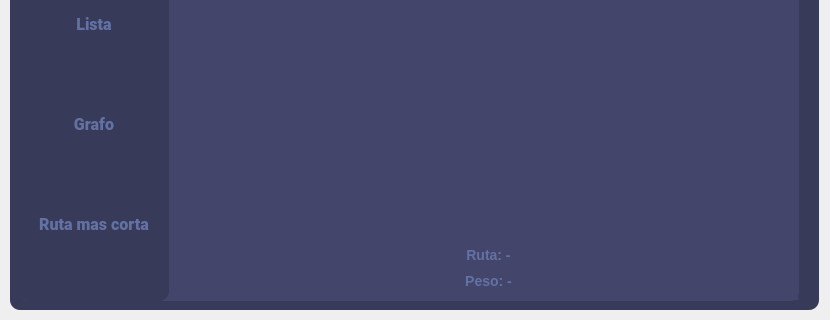
Above: Views/Qt/MainWindowView.ui from NastMz/Grafos before the change; both pictures show x 0 to 830 and y 250 to 570 of the 830 by 570 pixel window. Below: the same form after it.
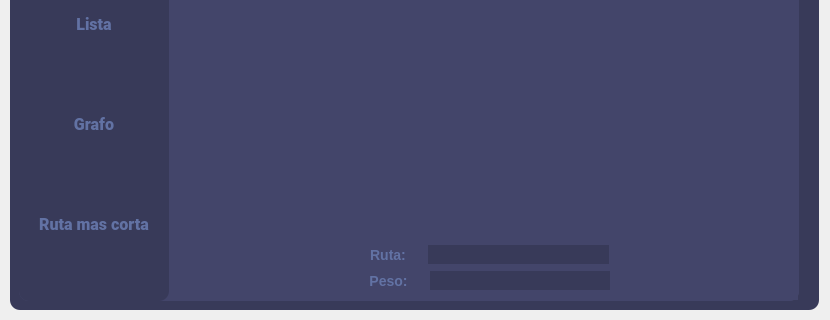
That is the form after the change. The open tabs and pages were chosen to show the change.

Patch:
```diff
--- a/Views/Qt/MainWindowView.ui
+++ b/Views/Qt/MainWindowView.ui
@@ -1006,35 +1006,8 @@
                     </item>
                     <item>
                      <widget class="QFrame" name="route_container">
-                      <property name="frameShape">
-                       <enum>QFrame::StyledPanel</enum>
-                      </property>
-                      <property name="frameShadow">
-                       <enum>QFrame::Raised</enum>
-                      </property>
-                      <layout class="QVBoxLayout" name="verticalLayout_12" stretch="0,10,0">
-                       <property name="spacing">
-                        <number>0</number>
-                       </property>
-                       <property name="topMargin">
-                        <number>0</number>
-                       </property>
-                       <property name="rightMargin">
-                        <number>0</number>
-                       </property>
-                       <property name="bottomMargin">
-                        <number>0</number>
-                       </property>
-                       <item>
-                        <widget class="QFrame" name="form_container_frame">
-                         <property name="sizePolicy">
-                          <sizepolicy hsizetype="Preferred" vsizetype="Preferred">
-                           <horstretch>0</horstretch>
-                           <verstretch>0</verstretch>
-                          </sizepolicy>
-                         </property>
-                         <property name="styleSheet">
-                          <string notr="true">QLineEdit{
+                      <property name="styleSheet">
+                       <string notr="true">QLineEdit{
 	border:0;
 	font-size: 14px;
 	background-color: rgb(56, 58, 89);
@@ -1072,6 +1045,36 @@
 	border-radius: 15px;
 	font-weight: Bold
 }</string>
+                      </property>
+                      <property name="frameShape">
+                       <enum>QFrame::StyledPanel</enum>
+                      </property>
+                      <property name="frameShadow">
+                       <enum>QFrame::Raised</enum>
+                      </property>
+                      <layout class="QVBoxLayout" name="verticalLayout_12" stretch="0,10,0">
+                       <property name="spacing">
+                        <number>0</number>
+                       </property>
+                       <property name="topMargin">
+                        <number>0</number>
+                       </property>
+                       <property name="rightMargin">
+                        <number>0</number>
+                       </property>
+                       <property name="bottomMargin">
+                        <number>0</number>
+                       </property>
+                       <item>
+                        <widget class="QFrame" name="form_container_frame">
+                         <property name="sizePolicy">
+                          <sizepolicy hsizetype="Preferred" vsizetype="Preferred">
+                           <horstretch>0</horstretch>
+                           <verstretch>0</verstretch>
+                          </sizepolicy>
+                         </property>
+                         <property name="styleSheet">
+                          <string notr="true"/>
                          </property>
                          <property name="frameShape">
                           <enum>QFrame::StyledPanel</enum>
@@ -1439,23 +1442,190 @@
                          </property>
                          <layout class="QVBoxLayout" name="verticalLayout_14">
                           <item>
-                           <widget class="QLabel" name="route_label">
-                            <property name="text">
-                             <string>Ruta: -</string>
+                           <widget class="QFrame" name="frame_4">
+                            <property name="frameShape">
+                             <enum>QFrame::StyledPanel</enum>
                             </property>
-                            <property name="alignment">
-                             <set>Qt::AlignCenter</set>
+                            <property name="frameShadow">
+                             <enum>QFrame::Raised</enum>
                             </property>
+                            <layout class="QHBoxLayout" name="horizontalLayout_10">
+                             <property name="spacing">
+                              <number>0</number>
+                             </property>
+                             <property name="leftMargin">
+                              <number>0</number>
+                             </property>
+                             <property name="topMargin">
+                              <number>0</number>
+                             </property>
+                             <property name="rightMargin">
+                              <number>0</number>
+                             </property>
+                             <property name="bottomMargin">
+                              <number>0</number>
+                             </property>
+                             <item>
+                              <spacer name="horizontalSpacer_6">
+                               <property name="orientation">
+                                <enum>Qt::Horizontal</enum>
+                               </property>
+                               <property name="sizeHint" stdset="0">
+                                <size>
+                                 <width>40</width>
+                                 <height>20</height>
+                                </size>
+                               </property>
+                              </spacer>
+                             </item>
+                             <item>
+                              <widget class="QLabel" name="route_label">
+                               <property name="text">
+                                <string>Ruta:</string>
+                               </property>
+                               <property name="alignment">
+                                <set>Qt::AlignCenter</set>
+                               </property>
+                              </widget>
+                             </item>
+                             <item>
+                              <spacer name="horizontalSpacer_10">
+                               <property name="orientation">
+                                <enum>Qt::Horizontal</enum>
+                               </property>
+                               <property name="sizeType">
+                                <enum>QSizePolicy::Fixed</enum>
+                               </property>
+                               <property name="sizeHint" stdset="0">
+                                <size>
+                                 <width>20</width>
+                                 <height>20</height>
+                                </size>
+                               </property>
+                              </spacer>
+                             </item>
+                             <item>
+                              <widget class="QLineEdit" name="route_text">
+                               <property name="enabled">
+                                <bool>false</bool>
+                               </property>
+                               <property name="acceptDrops">
+                                <bool>false</bool>
+                               </property>
+                               <property name="alignment">
+                                <set>Qt::AlignCenter</set>
+                               </property>
+                               <property name="readOnly">
+                                <bool>true</bool>
+                               </property>
+                              </widget>
+                             </item>
+                             <item>
+                              <spacer name="horizontalSpacer_7">
+                               <property name="orientation">
+                                <enum>Qt::Horizontal</enum>
+                               </property>
+                               <property name="sizeHint" stdset="0">
+                                <size>
+                                 <width>40</width>
+                                 <height>20</height>
+                                </size>
+                               </property>
+                              </spacer>
+                             </item>
+                            </layout>
                            </widget>
                           </item>
                           <item>
-                           <widget class="QLabel" name="weight_label">
-                            <property name="text">
-                             <string>Peso: -</string>
+                           <widget class="QFrame" name="frame_5">
+                            <property name="frameShape">
+                             <enum>QFrame::StyledPanel</enum>
                             </property>
-                            <property name="alignment">
-                             <set>Qt::AlignCenter</set>
+                            <property name="frameShadow">
+                             <enum>QFrame::Raised</enum>
                             </property>
+                            <layout class="QHBoxLayout" name="horizontalLayout_11">
+                             <property name="spacing">
+                              <number>0</number>
+                             </property>
+                             <property name="leftMargin">
+                              <number>0</number>
+                             </property>
+                             <property name="topMargin">
+                              <number>0</number>
+                             </property>
+                             <property name="rightMargin">
+                              <number>0</number>
+                             </property>
+                             <property name="bottomMargin">
+                              <number>0</number>
+                             </property>
+                             <item>
+                              <spacer name="horizontalSpacer_8">
+                               <property name="orientation">
+                                <enum>Qt::Horizontal</enum>
+                               </property>
+                               <property name="sizeHint" stdset="0">
+                                <size>
+                                 <width>40</width>
+                                 <height>20</height>
+                                </size>
+                               </property>
+                              </spacer>
+                             </item>
+                             <item>
+                              <widget class="QLabel" name="weight_label">
+                               <property name="text">
+                                <string>Peso:</string>
+                               </property>
+                               <property name="alignment">
+                                <set>Qt::AlignCenter</set>
+                               </property>
+                              </widget>
+                             </item>
+                             <item>
+                              <spacer name="horizontalSpacer_11">
+                               <property name="orientation">
+                                <enum>Qt::Horizontal</enum>
+                               </property>
+                               <property name="sizeType">
+                                <enum>QSizePolicy::Fixed</enum>
+                               </property>
+                               <property name="sizeHint" stdset="0">
+                                <size>
+                                 <width>20</width>
+                                 <height>20</height>
+                                </size>
+                               </property>
+                              </spacer>
+                             </item>
+                             <item>
+                              <widget class="QLineEdit" name="weight_text">
+                               <property name="enabled">
+                                <bool>false</bool>
+                               </property>
+                               <property name="alignment">
+                                <set>Qt::AlignCenter</set>
+                               </property>
+                               <property name="readOnly">
+                                <bool>true</bool>
+                               </property>
+                              </widget>
+                             </item>
+                             <item>
+                              <spacer name="horizontalSpacer_9">
+                               <property name="orientation">
+                                <enum>Qt::Horizontal</enum>
+                               </property>
+                               <property name="sizeHint" stdset="0">
+                                <size>
+                                 <width>40</width>
+                                 <height>20</height>
+                                </size>
+                               </property>
+                              </spacer>
+                             </item>
+                            </layout>
                            </widget>
                           </item>
                          </layout>
```
Left out of the diff: 2 changed lines with no effect on the pictures.
